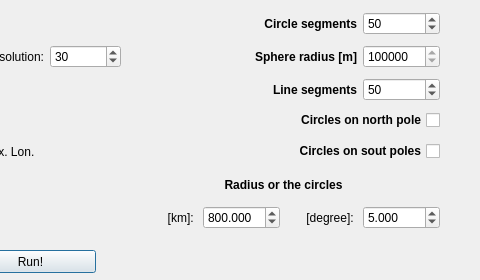
QnPi/tiss, file indicatrix_mapper_dialog_base.ui: the form before one commit; both pictures show x 345 to 825 and y 0 to 280 of the 825 by 280 pixel window.
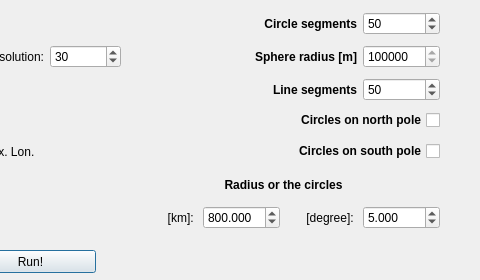
The form after the commit.

What changed in the file:
```diff
--- a/indicatrix_mapper_dialog_base.ui
+++ b/indicatrix_mapper_dialog_base.ui
@@ -449,7 +449,7 @@
        <enum>Qt::RightToLeft</enum>
       </property>
       <property name="text">
-       <string>Circles on sout poles</string>
+       <string>Circles on south pole</string>
       </property>
      </widget>
     </item>
```
